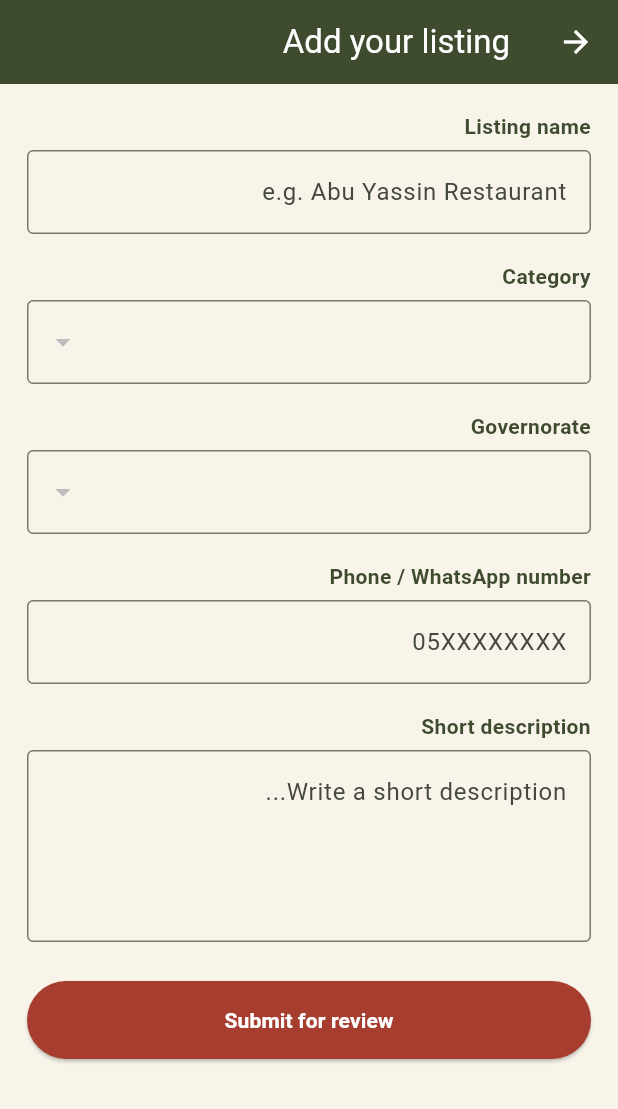
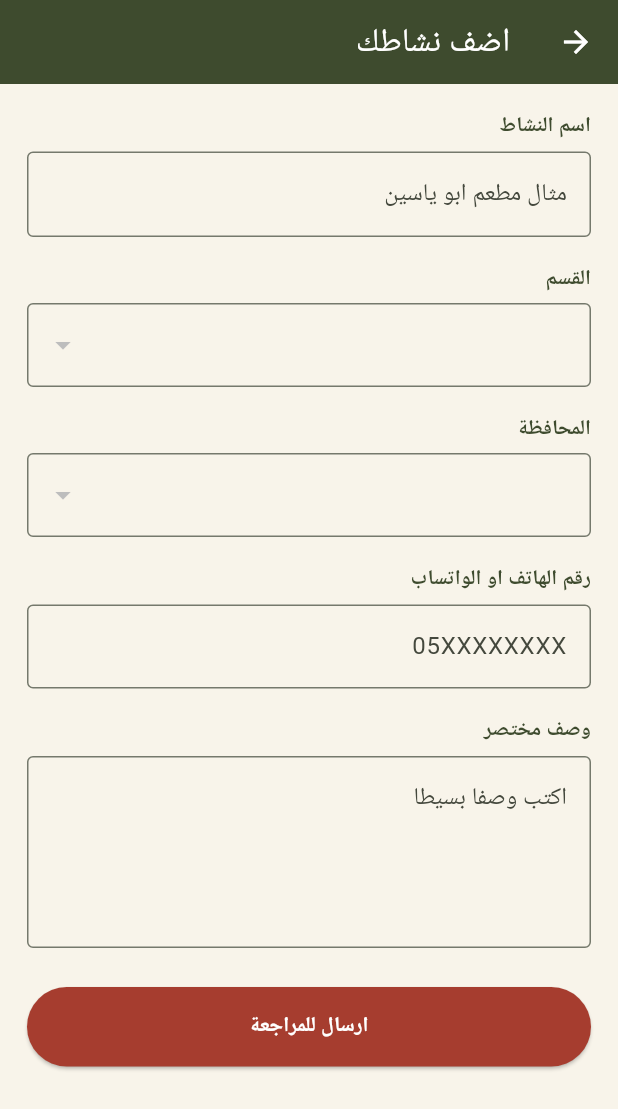
Before and after one commit to salemalsadeq-crypto/Baladna-falastin, a Flutter app: the AddListingScreen screen opened directly, on a phone screen of 412 x 824 dp. Shown: the top 1109 px of the screen. Run offline on Flutter 3.47's test engine with Material 3 defaults, Android fonts, the phone set to English and light mode, and no system bars; our stand-ins replace supabase_flutter; accounts and stored records are empty.

Commit message:
ترجمة نموذج إضافة النشاط للعربي

```diff
--- a/baladna_app/lib/screens/add_listing_screen.dart
+++ b/baladna_app/lib/screens/add_listing_screen.dart
@@ -41,7 +41,7 @@ class _AddListingScreenState extends State<AddListingScreen> {
   Future<void> _submit() async {
     if (_titleCtrl.text.trim().isEmpty || _selectedCategory == null || _selectedRegion == null) {
       ScaffoldMessenger.of(context).showSnackBar(
-        const SnackBar(content: Text('Fill in the name, category and governorate at least')),
+        const SnackBar(content: Text('عبي الاسم والقسم والمحافظة على الاقل')),
       );
       return;
     }
@@ -56,13 +56,13 @@ class _AddListingScreenState extends State<AddListingScreen> {
       );
       if (mounted) {
         ScaffoldMessenger.of(context).showSnackBar(
-          const SnackBar(content: Text('Submitted successfully, we will review it soon')),
+          const SnackBar(content: Text('تم الارسال بنجاح راح نراجعه ونفعله قريبا')),
         );
         Navigator.pop(context);
       }
     } catch (e) {
       ScaffoldMessenger.of(context).showSnackBar(
-        SnackBar(content: Text('Error: $e')),
+        SnackBar(content: Text('صار خطأ: $e')),
       );
     } finally {
       if (mounted) setState(() => _submitting = false);
@@ -72,21 +72,21 @@ class _AddListingScreenState extends State<AddListingScreen> {
   @override
   Widget build(BuildContext context) {
     return Scaffold(
-      appBar: AppBar(title: const Text('Add your listing')),
+      appBar: AppBar(title: const Text('اضف نشاطك')),
       body: _loading
           ? const Center(child: CircularProgressIndicator())
           : ListView(
               padding: const EdgeInsets.all(18),
               children: [
-                const Text('Listing name', style: TextStyle(fontWeight: FontWeight.bold, color: AppColors.oliveDeep)),
+                const Text('اسم النشاط', style: TextStyle(fontWeight: FontWeight.bold, color: AppColors.oliveDeep)),
                 const SizedBox(height: 6),
                 TextField(
                   controller: _titleCtrl,
-                  decoration: const InputDecoration(border: OutlineInputBorder(), hintText: 'e.g. Abu Yassin Restaurant'),
+                  decoration: const InputDecoration(border: OutlineInputBorder(), hintText: 'مثال مطعم ابو ياسين'),
                 ),
                 const SizedBox(height: 18),
 
-                const Text('Category', style: TextStyle(fontWeight: FontWeight.bold, color: AppColors.oliveDeep)),
+                const Text('القسم', style: TextStyle(fontWeight: FontWeight.bold, color: AppColors.oliveDeep)),
                 const SizedBox(height: 6),
                 DropdownButtonFormField<Map<String, dynamic>>(
                   decoration: const InputDecoration(border: OutlineInputBorder()),
@@ -98,7 +98,7 @@ class _AddListingScreenState extends State<AddListingScreen> {
                 ),
                 const SizedBox(height: 18),
 
-                const Text('Governorate', style: TextStyle(fontWeight: FontWeight.bold, color: AppColors.oliveDeep)),
+                const Text('المحافظة', style: TextStyle(fontWeight: FontWeight.bold, color: AppColors.oliveDeep)),
                 const SizedBox(height: 6),
                 DropdownButtonFormField<Map<String, dynamic>>(
                   decoration: const InputDecoration(border: OutlineInputBorder()),
@@ -110,7 +110,7 @@ class _AddListingScreenState extends State<AddListingScreen> {
                 ),
                 const SizedBox(height: 18),
 
-                const Text('Phone / WhatsApp number', style: TextStyle(fontWeight: FontWeight.bold, color: AppColors.oliveDeep)),
+                const Text('رقم الهاتف او الواتساب', style: TextStyle(fontWeight: FontWeight.bold, color: AppColors.oliveDeep)),
                 const SizedBox(height: 6),
                 TextField(
                   controller: _phoneCtrl,
@@ -119,12 +119,12 @@ class _AddListingScreenState extends State<AddListingScreen> {
                 ),
                 const SizedBox(height: 18),
 
-                const Text('Short description', style: TextStyle(fontWeight: FontWeight.bold, color: AppColors.oliveDeep)),
+                const Text('وصف مختصر', style: TextStyle(fontWeight: FontWeight.bold, color: AppColors.oliveDeep)),
                 const SizedBox(height: 6),
                 TextField(
                   controller: _descCtrl,
                   maxLines: 4,
-                  decoration: const InputDecoration(border: OutlineInputBorder(), hintText: 'Write a short description...'),
+                  decoration: const InputDecoration(border: OutlineInputBorder(), hintText: 'اكتب وصفا بسيطا'),
                 ),
                 const SizedBox(height: 26),
 
@@ -142,7 +142,7 @@ class _AddListingScreenState extends State<AddListingScreen> {
                             width: 20, height: 20,
                             child: CircularProgressIndicator(strokeWidth: 2, color: Colors.white),
                           )
-                        : const Text('Submit for review', style: TextStyle(fontWeight: FontWeight.bold)),
+                        : const Text('ارسال للمراجعة', style: TextStyle(fontWeight: FontWeight.bold)),
                   ),
                 ),
               ],
```
